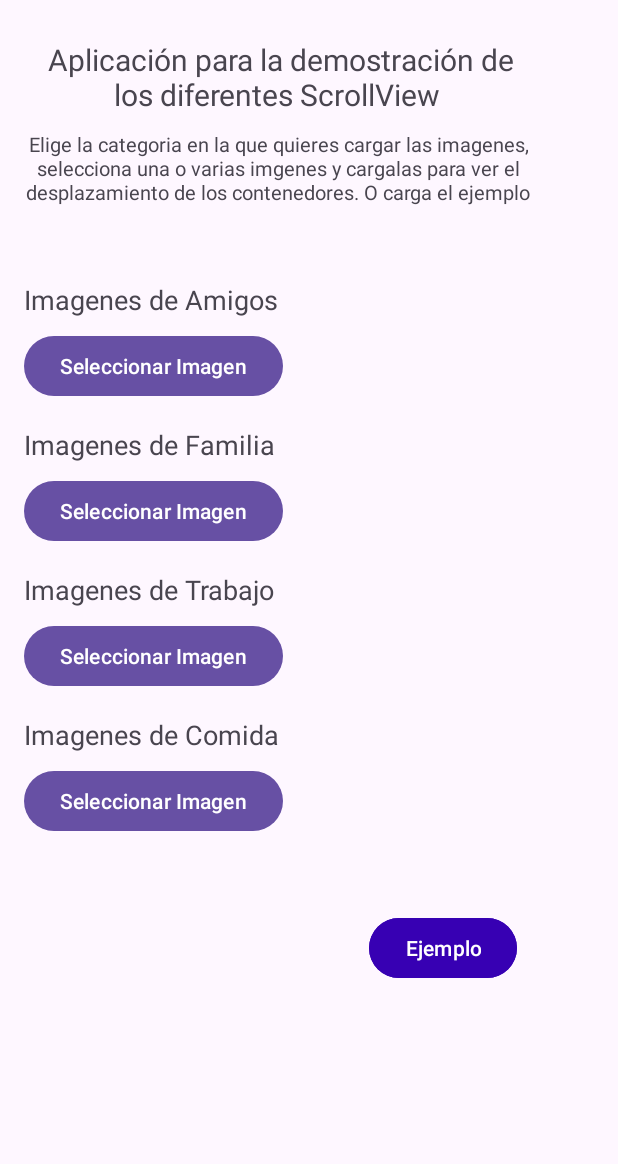
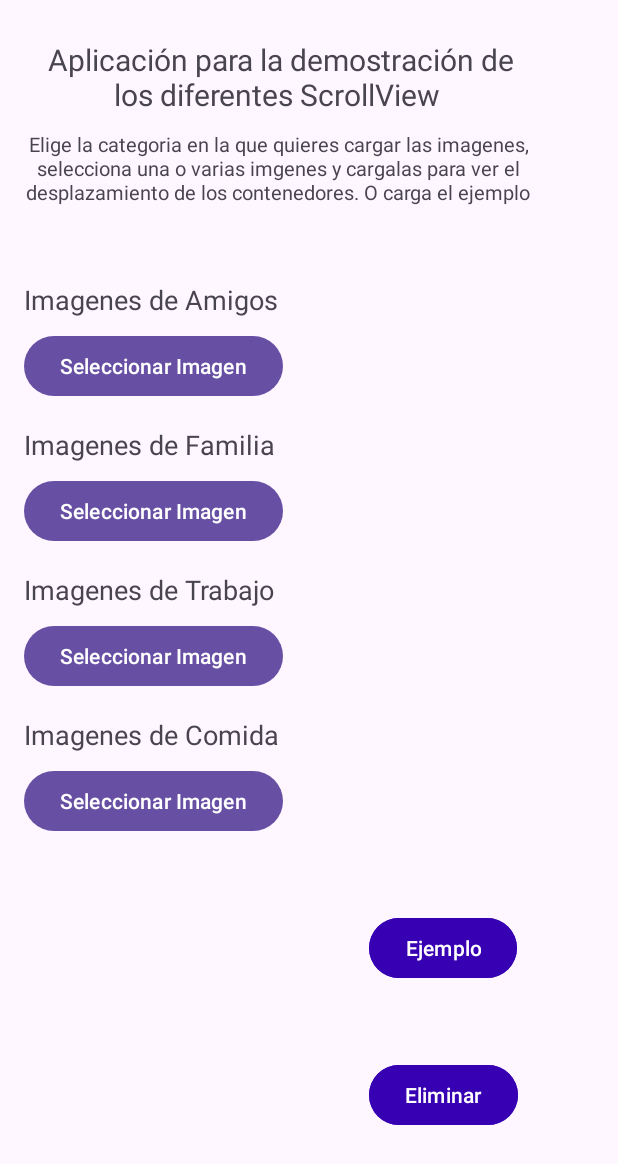
Before and after one commit to CEstebanARIAS/Galerias, an Android app: the screen it shows after launch (MainActivity), on a phone screen of 412 x 824 dp. Shown: the top 1164 px of the screen. Run offline under Robolectric (Android 15) with nearby library versions, the phone set to English and light mode, and no system bars.

Commit message:
Actualizacion del metodo eliminarEjemplos, a la hora de cargar imagen real los ejemplos se eliminaran.

```diff
--- a/app/src/main/res/layout/activity_main.xml
+++ b/app/src/main/res/layout/activity_main.xml
@@ -146,7 +146,6 @@
                 </LinearLayout>
             </HorizontalScrollView>
 
-
             <Button
                 android:id="@+id/btnEjemplo"
                 android:layout_width="wrap_content"
@@ -156,6 +155,15 @@
                 android:backgroundTint="@color/design_default_color_primary_variant"
                 android:text="Ejemplo" />
 
+            <Button
+                android:id="@+id/btnEliminar"
+                android:layout_width="wrap_content"
+                android:layout_height="wrap_content"
+                android:layout_marginTop="50dp"
+                android:layout_marginLeft="230sp"
+                android:backgroundTint="@color/design_default_color_primary_variant"
+                android:text="Eliminar" />
+
         </LinearLayout>
     </ScrollView>
 
```
Also changed, not shown: app/src/main/java/jdc/esteban/galerias/MainActivity.java (+23 -14 lines).
